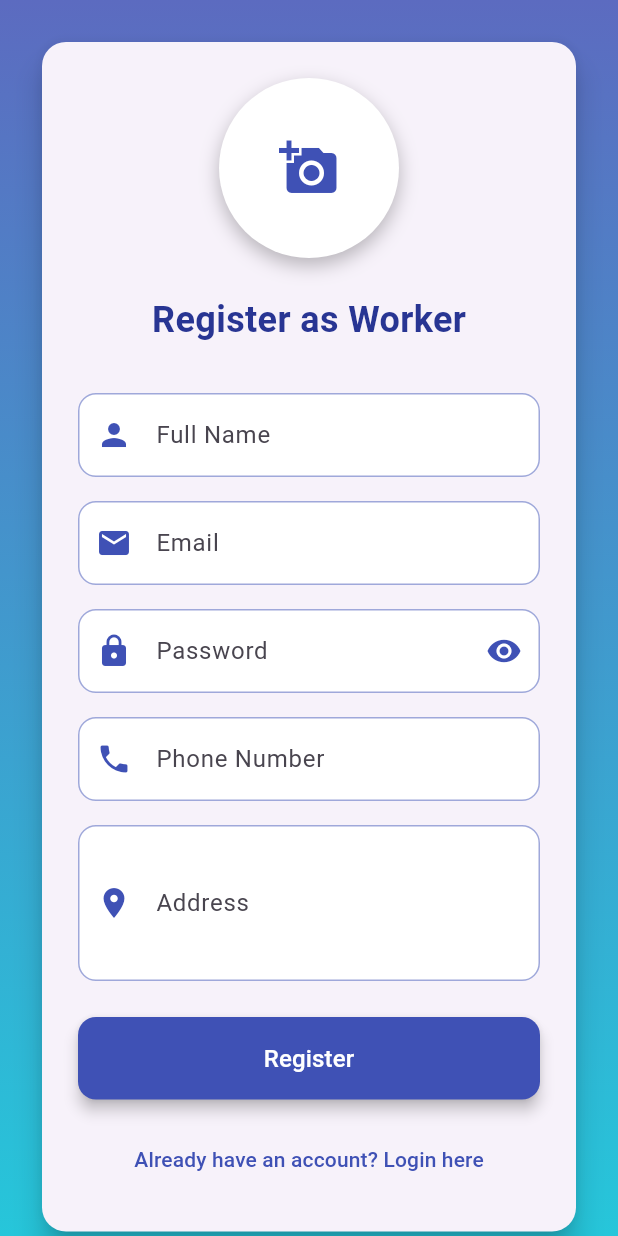
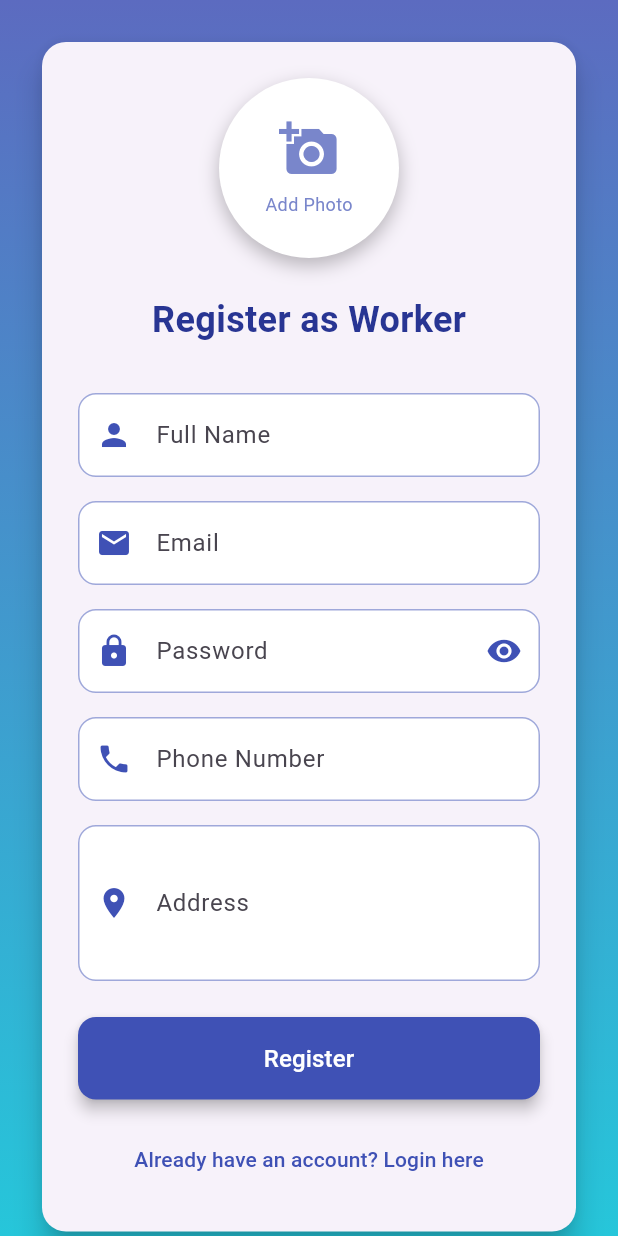
Before and after one commit to yt02/final_workers_tasks_management_system, a Flutter app: the RegistrationScreen screen opened directly, on a phone screen of 412 x 824 dp. Run offline on Flutter 3.47's test engine with Material 3 defaults, Android fonts, the light colour scheme and no system bars; our stand-ins replace image_picker, shared_preferences; accounts and stored records are empty.

Commit message:
update take photo function

```diff
--- a/lib/screens/registration_screen.dart
+++ b/lib/screens/registration_screen.dart
@@ -82,8 +82,42 @@ class _RegistrationScreenState extends State<RegistrationScreen> with SingleTick
 
   Future<void> _pickImage() async {
     try {
+      await showModalBottomSheet(
+        context: context,
+        builder: (BuildContext context) {
+          return SafeArea(
+            child: Wrap(
+              children: <Widget>[
+                ListTile(
+                  leading: const Icon(Icons.photo_camera),
+                  title: const Text('Take Photo'),
+                  onTap: () {
+                    Navigator.pop(context);
+                    _getImage(ImageSource.camera);
+                  },
+                ),
+                ListTile(
+                  leading: const Icon(Icons.photo_library),
+                  title: const Text('Choose from Gallery'),
+                  onTap: () {
+                    Navigator.pop(context);
+                    _getImage(ImageSource.gallery);
+                  },
+                ),
+              ],
+            ),
+          );
+        },
+      );
+    } catch (e) {
+      _showError('Error showing options: ${e.toString()}');
+    }
+  }
+
+  Future<void> _getImage(ImageSource source) async {
+    try {
       final XFile? pickedFile = await _picker.pickImage(
-        source: ImageSource.gallery,
+        source: source,
         maxWidth: 800,
         maxHeight: 800,
         imageQuality: 85,
@@ -254,10 +288,23 @@ class _RegistrationScreenState extends State<RegistrationScreen> with SingleTick
                                               fit: BoxFit.cover,
                                             ),
                                           )
-                                        : const Icon(
-                                            Icons.add_a_photo,
-                                            size: 40,
-                                            color: Colors.indigo,
+                                        : Column(
+                                            mainAxisAlignment: MainAxisAlignment.center,
+                                            children: [
+                                              Icon(
+                                                Icons.add_a_photo,
+                                                size: 40,
+                                                color: Colors.indigo.shade300,
+                                              ),
+                                              const SizedBox(height: 8),
+                                              Text(
+                                                'Add Photo',
+                                                style: TextStyle(
+                                                  color: Colors.indigo.shade300,
+                                                  fontSize: 12,
+                                                ),
+                                              ),
+                                            ],
                                           ),
                                   ),
                                 ),
```
Also changed, not shown: uploads/profile_images/681e2ccf1bcf8.jpg (added).
